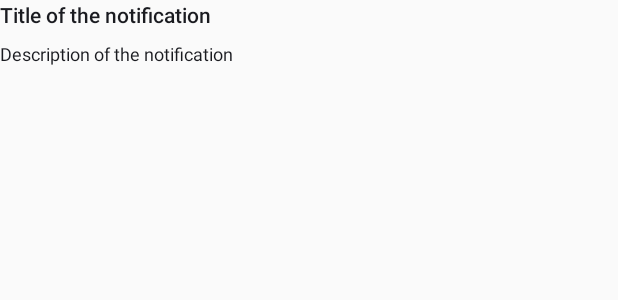
After one commit to saurabharora90/AndroidWeeklyPlayground, an Android app built with Jetpack Compose: the layout view_custom_image_notification.xml on its own in the app's theme, with its tools: preview values and no code run, on a phone screen of 412 x 824 dp. The commit adds this screen. Shown: the top 300 px of the screen. Run offline under Robolectric (Android 15) with nearby library versions, the phone set to English and light mode, and no system bars.

Commit message:
add a notification screenshot test example

```diff
--- a/app/src/main/AndroidManifest.xml
+++ b/app/src/main/AndroidManifest.xml
@@ -2,6 +2,7 @@
 <manifest xmlns:android="http://schemas.android.com/apk/res/android"
     xmlns:tools="http://schemas.android.com/tools">
 
+    <uses-permission android:name="android.permission.POST_NOTIFICATIONS" />
     <application
         android:allowBackup="true"
         android:dataExtractionRules="@xml/data_extraction_rules"
--- /dev/null
+++ b/app/src/main/res/layout/view_custom_image_notification.xml
@@ -0,0 +1,42 @@
+<LinearLayout xmlns:android="http://schemas.android.com/apk/res/android"
+    xmlns:tools="http://schemas.android.com/tools"
+    android:layout_width="match_parent"
+    android:layout_height="wrap_content"
+    android:orientation="horizontal"
+    android:weightSum="100">
+
+    <LinearLayout
+        android:layout_width="0dp"
+        android:layout_height="match_parent"
+        android:layout_weight="50"
+        android:gravity="start"
+        android:orientation="vertical">
+
+        <TextView
+            android:id="@+id/title"
+            style="@style/TextAppearance.Compat.Notification.Title"
+            android:layout_width="wrap_content"
+            android:layout_height="wrap_content"
+            android:ellipsize="end"
+            android:maxLines="1"
+            tools:text="Title of the notification" />
+
+        <TextView
+            android:id="@+id/text"
+            style="@style/TextAppearance.Compat.Notification.Line2"
+            android:layout_width="wrap_content"
+            android:layout_height="wrap_content"
+            android:layout_marginTop="8dp"
+            android:layout_marginEnd="16dp"
+            tools:text="Description of the notification" />
+
+    </LinearLayout>
+
+    <ImageView
+        android:id="@+id/image"
+        android:layout_width="0dp"
+        android:layout_height="120dp"
+        android:layout_weight="50"
+        android:scaleType="centerCrop" />
+
+</LinearLayout>
--- a/build.gradle
+++ b/build.gradle
@@ -3,4 +3,5 @@ plugins {
     alias libs.plugins.android.application apply false
     alias libs.plugins.android.library apply false
     alias libs.plugins.kotlin.android apply false
+    alias libs.plugins.roborazzi.gradle.plugin apply false
 }
```
Also changed, not shown: app/build.gradle (+12 -0 lines), app/src/main/java/com/example/androidweeklyplayground/MainActivity.kt (+25 -2 lines), app/src/main/java/com/example/androidweeklyplayground/notification/NotificationHelper.kt (added, +83 -0 lines), gradle/libs.versions.toml (+12 -0 lines), 2 other files.
